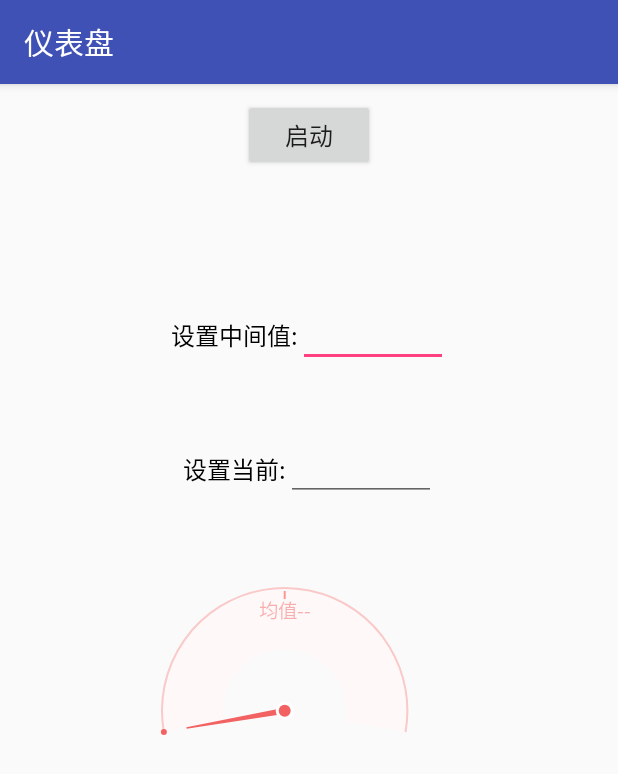
After one commit to wx9265661/SmallDemos2, an Android app: the CircleBoardActivity screen opened directly, with no data from a screen before it, on a phone screen of 412 x 824 dp. The commit adds this screen. Shown: the top 774 px of the screen. Run offline under Robolectric (Android 15) with nearby library versions, the phone set to English and light mode, and no system bars.

Commit message:
添加仪表盘的自定义图表

```diff
--- /dev/null
+++ b/app/src/main/java/com/zhanghaochen/smalldemos/beans/RectBitmap.java
@@ -0,0 +1,4 @@
+package com.zhanghaochen.smalldemos.beans;
+
+public class RectBitmap {
+}
--- /dev/null
+++ b/app/src/main/java/com/zhanghaochen/smalldemos/customer/views/CircleBoardView.java
@@ -0,0 +1,325 @@
+package com.zhanghaochen.smalldemos.customer.views;
+
+import android.animation.ValueAnimator;
+import android.content.Context;
+import android.graphics.Canvas;
+import android.graphics.Matrix;
+import android.graphics.Paint;
+import android.graphics.Path;
+import android.graphics.RectF;
+import android.graphics.SweepGradient;
+import android.text.TextUtils;
+import android.util.AttributeSet;
+import android.util.TypedValue;
+import android.view.View;
+import android.view.animation.Interpolator;
+
+import com.zhanghaochen.smalldemos.R;
+import com.zhanghaochen.smalldemos.utils.CustomerViewUtils;
+import com.zhanghaochen.smalldemos.utils.SysUtils;
+
+/**
+ * 仪表盘的图表
+ */
+public class CircleBoardView extends View {
+
+    /**
+     * 右下角y
+     */
+    private float mRightDownY = 0;
+    /**
+     * 右下角x
+     */
+    private float mRightDownX = 0;
+
+    private Paint mPaint;
+
+    /**
+     * 画圆弧的起始点
+     */
+    private float mStartX = SysUtils.convertDpToPixel(2);
+
+    private float mStartY = SysUtils.convertDpToPixel(2);
+
+    /**
+     * 圆的半径
+     */
+    private float mCircleRadius = 0;
+
+    /**
+     * 圆心坐标
+     */
+    private float mCenterX, mCenterY;
+
+    /**
+     * 超过半圆的角度
+     */
+    private final float CONNER = 10;
+
+    private final float PADDING = SysUtils.convertDpToPixel(4);
+
+    private String mText = "--";
+
+    private float mTotalValue;
+
+    /**
+     * 指针的目标角度，就是动画结束后的角度（相对应整个圆的角度）
+     * 270度
+     * *
+     * *
+     * *
+     * 180度********** 360度(0)
+     * *
+     * *
+     * *
+     * 90度
+     */
+    private float mFinalAngle = 170;
+
+    /**
+     * 记录当前的角度
+     */
+    private float mCurrentAngle = 170;
+
+    public CircleBoardView(Context context) {
+        super(context);
+    }
+
+    public CircleBoardView(Context context, AttributeSet attrs, int defStyleAttr) {
+        super(context, attrs, defStyleAttr);
+    }
+
+    public CircleBoardView(Context context, AttributeSet attrs) {
+        super(context, attrs);
+
+    }
+
+    @Override
+    protected void onSizeChanged(int width, int height, int oldw, int oldh) {
+        super.onSizeChanged(width, height, oldw, oldh);
+        if (width > 0 && height > 0) {
+            mRightDownX = width;
+            mRightDownY = height;
+            // 根据被赋予的画布大小，计算半径
+            // 判断高度，高度的分界线为r+sinConner*r(此时的半径为width/2)
+            if (mRightDownY >= ((1 + Math.sin(CONNER * Math.PI / 180)) * (mRightDownX / 2))) {
+                mCircleRadius = mRightDownX / 2 - PADDING;
+            } else {
+                // 获取与要画圆的正切的正方形的边长
+                float minLength = Math.min(mRightDownX, mRightDownY) - PADDING;
+                // 获取圆的半径
+                // 由于不是半圆，要多画10度，需要算出这10度的y的高度(高度/(1+sin10))
+                mCircleRadius = (float) ((minLength / (1 + Math.sin(CONNER * Math.PI / 180))));
+            }
+            mCenterX = mStartX + mCircleRadius;
+            mCenterY = mStartY + mCircleRadius;
+            postInvalidate();
+        }
+    }
+
+    @Override
+    protected void onDraw(Canvas canvas) {
+        super.onDraw(canvas);
+        drawOutArc(canvas);
+        drawCenter(canvas);
+        drawGradientArc(canvas);
+        drawOutDot(canvas);
+    }
+
+    private void initPaint() {
+        if (mPaint == null) {
+            mPaint = new Paint();
+        } else {
+            mPaint.reset();
+        }
+    }
+
+    /**
+     * 仪表盘基础界面,几个圆弧和刻度，文字
+     *
+     * @param canvas 画布
+     */
+    private void drawOutArc(Canvas canvas) {
+        initPaint();
+        // 有阴影的大圆弧
+        float radiusWidth = mCircleRadius / 2;
+        mPaint.setStrokeWidth(radiusWidth);
+        mPaint.setAntiAlias(true);
+        mPaint.setStyle(Paint.Style.STROKE);
+        mPaint.setColor(SysUtils.getColor(R.color.circle_board_bg));
+        canvas.drawArc(new RectF(mStartX + radiusWidth / 2, mStartY + radiusWidth / 2,
+                mCircleRadius * 2 + mStartX - radiusWidth / 2, mCircleRadius * 2 + mStartY - radiusWidth / 2),
+            180 - CONNER, 180 + CONNER * 2, false, mPaint);
+        // 最外面圆弧线条
+        float strokeWidth = SysUtils.convertDpToPixel(1);
+        mPaint.setStrokeWidth(strokeWidth);
+        mPaint.setColor(SysUtils.getColor(R.color.circle_board_default_radius));
+        canvas.drawArc(new RectF(mStartX, mStartY, mCircleRadius * 2 + mStartX,
+            mCircleRadius * 2 + mStartY), 180 - CONNER, 180 + CONNER * 2, false, mPaint);
+        // 中间的刻度
+        mPaint.setColor(SysUtils.getColor(R.color.circle_board_middle_line));
+        canvas.drawLine(mCenterX, mStartY + SysUtils.convertDpToPixel(2), mCenterX, mStartY + SysUtils.convertDpToPixel(7), mPaint);
+        //写文字
+        initPaint();
+        int spSize = 13;
+        float scaledSizeInPixels = TypedValue.applyDimension(TypedValue.COMPLEX_UNIT_SP,
+            spSize, getResources().getDisplayMetrics());
+        mPaint.setTextSize(scaledSizeInPixels);
+        mPaint.setTextAlign(Paint.Align.CENTER);
+        mPaint.setColor(SysUtils.getColor(R.color.circle_text_color));
+        // 7是刻度底端，13是行高
+        canvas.drawText("均值" + mText, mCenterX, mStartY + SysUtils.convertDpToPixel(7 + 13), mPaint);
+    }
+
+    /**
+     * 画中间的点和指针
+     *
+     * @param canvas 画布
+     */
+    private void drawCenter(Canvas canvas) {
+        initPaint();
+        // 中间圆点的半径
+        int radius = SysUtils.convertDpToPixel(4);
+        mPaint.setStrokeWidth(SysUtils.convertDpToPixel(10));
+        mPaint.setAntiAlias(true);
+        mPaint.setStyle(Paint.Style.FILL);
+        mPaint.setColor(SysUtils.getColor(R.color.circle_board_dot_red));
+        // 画指针
+        Path path = new Path();
+        // 设计到三个点，组成三角指针的形状(因指针头要圆头，需要四个点定位)
+        float fingureLength = mCircleRadius - SysUtils.convertDpToPixel(15);
+        float[] point1 = CustomerViewUtils.getCoordinatePoint(mCenterX, mCenterY, fingureLength, mCurrentAngle - 0.4f);
+        float[] point11 = CustomerViewUtils.getCoordinatePoint(mCenterX, mCenterY, fingureLength, mCurrentAngle + 0.4f);
+        path.lineTo(point1[0], point1[1]);
+        float[] point2 = CustomerViewUtils.getCoordinatePoint(mCenterX, mCenterY, radius / 2, mCurrentAngle - 90);
+        path.lineTo(point2[0], point2[1]);
+        float[] point3 = CustomerViewUtils.getCoordinatePoint(mCenterX, mCenterY, radius / 2, mCurrentAngle + 90);
+        path.lineTo(point3[0], point3[1]);
+        path.lineTo(point11[0], point11[1]);
+        path.lineTo(point1[0], point1[1]);
+        path.close();
+        canvas.drawPath(path, mPaint);
+        // 先画背景色的圆
+        mPaint.setColor(SysUtils.getColor(R.color.circle_board_dot_out));
+        canvas.drawCircle(mCenterX, mCenterY, radius + SysUtils.convertDpToPixel(2), mPaint);
+        // 画中心红色的圆
+        mPaint.setColor(SysUtils.getColor(R.color.circle_board_dot_red));
+        canvas.drawCircle(mCenterX, mCenterY, radius, mPaint);
+
+        mPaint.setStrokeCap(Paint.Cap.ROUND);
+
+    }
+
+    /**
+     * 外层的渐变色圆弧
+     *
+     * @param canvas 画布
+     */
+    private void drawGradientArc(Canvas canvas) {
+        initPaint();
+        mPaint.setStrokeWidth(SysUtils.convertDpToPixel(1.5f));
+        mPaint.setAntiAlias(true);
+        mPaint.setStyle(Paint.Style.STROKE);
+        int[] colors = {SysUtils.getColor(R.color.circle_start_color), SysUtils.getColor(R.color.circle_end_color)};
+        // SweepGradient默认是从3点钟位置开始渐变的,需要旋转一哈
+        SweepGradient gradient = new SweepGradient(mCenterX, mCenterY, colors, null);
+        Matrix matrix = new Matrix();
+        matrix.setRotate(180 - CONNER, mCenterX, mCenterY);
+        gradient.setLocalMatrix(matrix);
+        mPaint.setShader(gradient);
+        // 当前圆弧对应的展开角度，就是指针的角度-170度
+        canvas.drawArc(new RectF(mStartX, mStartY, mCircleRadius * 2 + mStartX,
+            mCircleRadius * 2 + mStartY), 180 - CONNER, mCurrentAngle - 170, false, mPaint);
+    }
+
+    /**
+     * 画在圆弧上的点
+     */
+    private void drawOutDot(Canvas canvas) {
+        initPaint();
+        mPaint.setAntiAlias(true);
+        mPaint.setStyle(Paint.Style.FILL);
+        int radius = SysUtils.convertDpToPixel(2);
+        float[] dotPoint = CustomerViewUtils.getCoordinatePoint(mCenterX, mCenterY, mCircleRadius, mCurrentAngle);
+//        // 画阴影
+//        RadialGradient gradient = new RadialGradient(dotPoint[0], dotPoint[1], radius + SysUtils.convertDpToPixel(2),
+//                new int[]{HtscColorUtil.getColorFromXML(R.color.hq_circle_board_dot_shadow), Color.parseColor("#00000000")},
+//                new float[]{0.2f, 1}, Shader.TileMode.REPEAT);
+//        mPaint.setShader(gradient);
+//        canvas.drawCircle(dotPoint[0], dotPoint[1], radius + SysUtils.convertDpToPixel(2), mPaint);
+
+        // 画圆点
+        initPaint();
+        mPaint.setAntiAlias(true);
+        mPaint.setStyle(Paint.Style.FILL);
+        mPaint.setColor(SysUtils.getColor(R.color.circle_board_dot_red));
+        canvas.drawCircle(dotPoint[0], dotPoint[1], radius, mPaint);
+    }
+
+    /**
+     * 设置均值
+     *
+     * @param deGree 均值
+     */
+    public void setMiddleValue(String deGree) {
+        if (TextUtils.isEmpty(deGree)) {
+            return;
+        }
+        float degree = SysUtils.parseFloat(deGree);
+        if (degree > 0.0f) {
+            mTotalValue = degree * 2;
+            mText = deGree + "%";
+            postInvalidate();
+        } else if ("0".equals(deGree)) {
+            mTotalValue = 0;
+            mText = "0%";
+            postInvalidate();
+        }
+    }
+
+    /**
+     * 设置当前数值
+     *
+     * @param value 当前数值
+     */
+    public void setCurrentValue(String value) {
+        // 如果非法，直接设置为170度
+        if (TextUtils.isEmpty(value)) {
+            mFinalAngle = 180 - CONNER;
+        } else {
+            float v = SysUtils.parseFloat(value);
+            // 计算数值对应的角度
+            if (v <= 0.0f) {
+                // 0对应180度
+                mFinalAngle = 180;
+            } else if (v > mTotalValue) {
+                // 如果大于均值的两倍，直接拉满
+                mFinalAngle = CONNER + 360;
+            } else {
+                if (mTotalValue > 0.0f) {
+                    float degree = 180 * (v / mTotalValue);
+                    mFinalAngle = 180 + degree;
+                } else {
+                    // 总值小于等于0，设置的值大于0，应该直接拉满
+                    mFinalAngle = CONNER + 360;
+                }
+            }
+        }
+        ValueAnimator valueAnimator = ValueAnimator.ofFloat(mCurrentAngle, mFinalAngle);
+        valueAnimator.setDuration(500);
+        valueAnimator.setInterpolator(new Interpolator() {
+            @Override
+            public float getInterpolation(float v) {
+                return 1 - (1 - v) * (1 - v) * (1 - v);
+            }
+        });
+        valueAnimator.addUpdateListener(new ValueAnimator.AnimatorUpdateListener() {
+            @Override
+            public void onAnimationUpdate(ValueAnimator valueAnimator) {
+                mCurrentAngle = (float) valueAnimator.getAnimatedValue();
+                postInvalidate();
+            }
+        });
+        valueAnimator.start();
+    }
+}
--- a/app/src/main/java/com/zhanghaochen/smalldemos/widget/DoodleView.java
+++ b/app/src/main/java/com/zhanghaochen/smalldemos/customer/views/DoodleView.java
@@ -1,4 +1,4 @@
-package com.zhanghaochen.smalldemos.widget;
+package com.zhanghaochen.smalldemos.customer.views;
 
 import android.annotation.SuppressLint;
 import android.arch.lifecycle.Lifecycle;
--- /dev/null
+++ b/app/src/main/java/com/zhanghaochen/smalldemos/demos/CircleBoardActivity.java
@@ -0,0 +1,45 @@
+package com.zhanghaochen.smalldemos.demos;
+
+import android.os.Bundle;
+import android.support.annotation.Nullable;
+import android.text.TextUtils;
+import android.view.View;
+import android.widget.Button;
+import android.widget.EditText;
+
+import com.zhanghaochen.smalldemos.R;
+import com.zhanghaochen.smalldemos.customer.views.CircleBoardView;
+import com.zhanghaochen.smalldemos.framework.BaseActivity;
+
+public class CircleBoardActivity extends BaseActivity {
+    @Override
+    protected void onCreate(@Nullable Bundle savedInstanceState) {
+        super.onCreate(savedInstanceState);
+        setContentView(R.layout.activity_circleboard);
+
+        initViews();
+    }
+
+    private void initViews() {
+        final EditText et1 = findViewById(R.id.mid_value);
+        final EditText et2 = findViewById(R.id.cur_value);
+
+        final CircleBoardView circleBoardView = findViewById(R.id.circle_view);
+        Button button = findViewById(R.id.circle_go);
+
+        // 设置监听
+        button.setOnClickListener(new View.OnClickListener() {
+            @Override
+            public void onClick(View v) {
+                // 获取数值
+                String valueMid = et1.getText().toString();
+                String valueCur = et2.getText().toString();
+
+                if (!TextUtils.isEmpty(valueMid) && !TextUtils.isEmpty(valueCur)) {
+                    circleBoardView.setMiddleValue(valueMid);
+                    circleBoardView.setCurrentValue(valueCur);
+                }
+            }
+        });
+    }
+}
--- a/app/src/main/java/com/zhanghaochen/smalldemos/utils/SysUtils.java
+++ b/app/src/main/java/com/zhanghaochen/smalldemos/utils/SysUtils.java
@@ -1,6 +1,9 @@
 package com.zhanghaochen.smalldemos.utils;
 
 import android.content.Context;
+import android.support.annotation.ColorRes;
+import android.support.annotation.IdRes;
+import android.support.v4.content.ContextCompat;
 import android.util.DisplayMetrics;
 import android.util.TypedValue;
 
@@ -211,4 +214,8 @@ public class SysUtils {
         }
     }
 
+    public static int getColor(@ColorRes int resId) {
+        return ContextCompat.getColor(GlobalParams.mApplication, resId);
+    }
+
 }
--- /dev/null
+++ b/app/src/main/res/layout/activity_circleboard.xml
@@ -0,0 +1,75 @@
+<?xml version="1.0" encoding="utf-8"?>
+<android.support.constraint.ConstraintLayout xmlns:android="http://schemas.android.com/apk/res/android"
+    xmlns:app="http://schemas.android.com/apk/res-auto"
+    android:layout_width="match_parent"
+    android:layout_height="match_parent">
+
+    <com.zhanghaochen.smalldemos.customer.views.CircleBoardView
+        android:id="@+id/circle_view"
+        android:layout_width="200dp"
+        android:layout_height="100dp"
+        app:layout_constraintBottom_toBottomOf="parent"
+        app:layout_constraintEnd_toEndOf="parent"
+        app:layout_constraintStart_toStartOf="parent"
+        app:layout_constraintTop_toTopOf="parent" />
+
+    <TextView
+        android:id="@+id/mid_label"
+        android:layout_width="wrap_content"
+        android:layout_height="wrap_content"
+        android:text="设置中间值:"
+        android:textColor="@color/black"
+        android:textSize="16sp"
+        app:layout_constraintBottom_toTopOf="@id/circle_view"
+        app:layout_constraintEnd_toStartOf="@id/mid_value"
+        app:layout_constraintHorizontal_chainStyle="packed"
+        app:layout_constraintStart_toStartOf="parent"
+        app:layout_constraintTop_toTopOf="parent" />
+
+    <EditText
+        android:id="@+id/mid_value"
+        android:layout_width="100dp"
+        android:layout_height="wrap_content"
+        android:textColor="@color/black"
+        android:textSize="16sp"
+        app:layout_constraintBottom_toTopOf="@id/circle_view"
+        app:layout_constraintEnd_toEndOf="parent"
+        app:layout_constraintStart_toEndOf="@id/mid_label"
+        app:layout_constraintTop_toTopOf="parent" />
+
+    <TextView
+        android:id="@+id/cur_label"
+        android:layout_width="wrap_content"
+        android:layout_height="wrap_content"
+        android:text="设置当前:"
+        android:textColor="@color/black"
+        android:textSize="16sp"
+        app:layout_constraintBottom_toTopOf="@id/circle_view"
+        app:layout_constraintEnd_toStartOf="@id/cur_value"
+        app:layout_constraintHorizontal_chainStyle="packed"
+        app:layout_constraintStart_toStartOf="parent"
+        app:layout_constraintTop_toBottomOf="@id/mid_label" />
+
+    <EditText
+        android:id="@+id/cur_value"
+        android:layout_width="100dp"
+        android:layout_height="wrap_content"
+        android:textColor="@color/black"
+        android:textSize="16sp"
+        app:layout_constraintBottom_toTopOf="@id/circle_view"
+        app:layout_constraintEnd_toEndOf="parent"
+        app:layout_constraintStart_toEndOf="@id/cur_label"
+        app:layout_constraintTop_toBottomOf="@id/mid_label" />
+
+    <Button
+        android:id="@+id/circle_go"
+        android:layout_width="wrap_content"
+        android:layout_height="wrap_content"
+        android:layout_margin="10dp"
+        android:text="启动"
+        android:textSize="16sp"
+        app:layout_constraintEnd_toEndOf="parent"
+        app:layout_constraintStart_toStartOf="parent"
+        app:layout_constraintTop_toTopOf="parent" />
+
+</android.support.constraint.ConstraintLayout>
--- a/app/src/main/res/layout/activity_edit_picture.xml
+++ b/app/src/main/res/layout/activity_edit_picture.xml
@@ -51,7 +51,7 @@
             android:textColor="@drawable/edit_radio_tv_color" />
     </RadioGroup>
 
-    <com.zhanghaochen.smalldemos.widget.DoodleView
+    <com.zhanghaochen.smalldemos.customer.views.DoodleView
         android:id="@+id/doodle_view"
         android:layout_width="0dp"
         android:layout_height="0dp"
--- a/app/src/main/res/values/colors.xml
+++ b/app/src/main/res/values/colors.xml
@@ -1,5 +1,7 @@
 <?xml version="1.0" encoding="utf-8"?>
 <resources>
+    <color name="black">#000000</color>
+
     <color name="colorPrimary">#3F51B5</color>
     <color name="colorPrimaryDark">#303F9F</color>
     <color name="colorAccent">#FF4081</color>
@@ -10,4 +12,14 @@
 
     <color name="edit_normal_color">#FFFFFF</color>
     <color name="edit_selected_color">#FF0000</color>
+
+    <color name="circle_board_dot_red">#F36262</color>
+    <color name="circle_board_default_radius">#fac9c9</color>
+    <color name="circle_board_bg">#FEF8F8</color>
+    <color name="circle_board_middle_line">#FF9696</color>
+    <color name="circle_board_dot_out">#FFFFFF</color>
+    <color name="circle_board_dot_shadow">#7fFF8989</color>
+    <color name="circle_start_color">#FFC0C0</color>
+    <color name="circle_end_color">#EC0808</color>
+    <color name="circle_text_color">#4CEC0000</color>
 </resources>
```
Also changed, not shown: app/src/main/AndroidManifest.xml (+6 -1 lines), app/src/main/java/com/zhanghaochen/smalldemos/MainActivity.java (+7 -1 lines), app/src/main/java/com/zhanghaochen/smalldemos/demos/EditPictureActivity.java (renamed from app/src/main/java/com/zhanghaochen/smalldemos/views/EditPictureActivity.java, +3 -4 lines), app/src/main/java/com/zhanghaochen/smalldemos/utils/BitmapUtils.java (added, +54 -0 lines), app/src/main/res/layout/activity_main.xml (+7 -0 lines).
